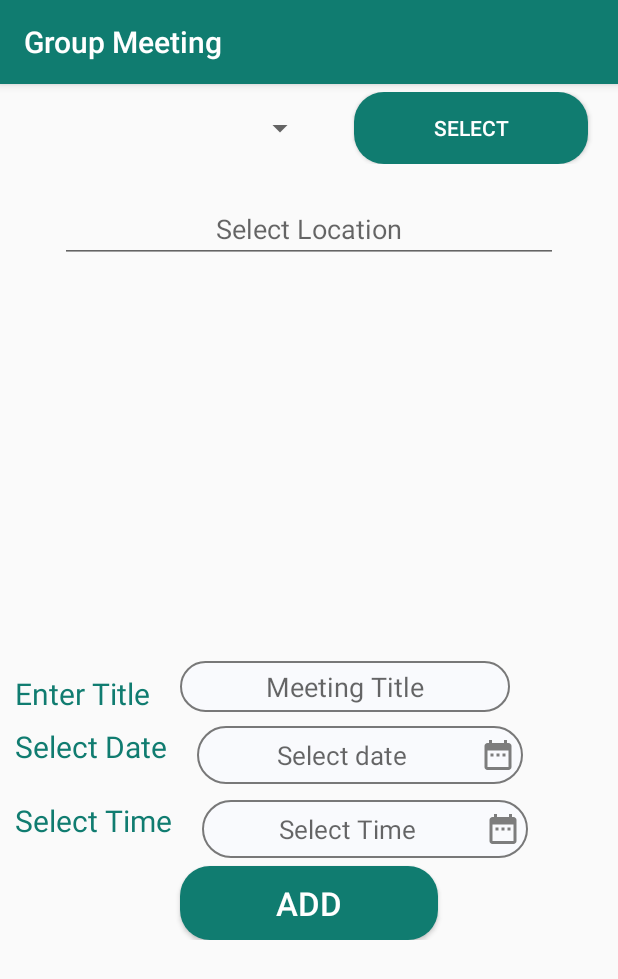
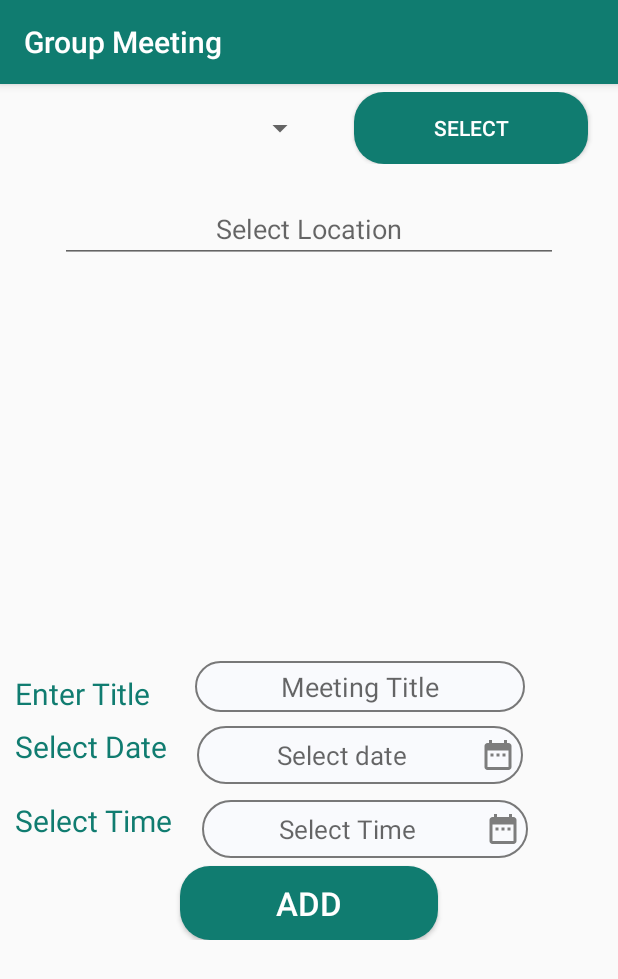
Before and after one commit to tech-deets/LocationTracker, an Android app: the GroupMeetingActivity screen opened directly, with no data from a screen before it, on a phone screen of 412 x 824 dp. Shown: the top 979 px of the screen. Run offline under Robolectric (Android 15) with nearby library versions, the phone set to English and light mode, and no system bars.

Commit message:
design GROUP MEETING

```diff
--- a/app/src/main/res/layout/activity_group_meeting.xml
+++ b/app/src/main/res/layout/activity_group_meeting.xml
@@ -84,13 +84,14 @@
             android:layout_marginVertical="5dp"
             android:layout_marginHorizontal="10dp"
             />
+
         <EditText
             android:layout_width="220dp"
             android:layout_height="wrap_content"
-            android:hint="Meeting Title"
+            android:layout_marginLeft="20dp"
+            android:background="@drawable/edittext_disable_theme"
             android:gravity="center"
-            android:layout_marginLeft="10dp"
-            android:background="@drawable/edittext_disable_theme"/>
+            android:hint="Meeting Title" />
     </LinearLayout>
 
     <LinearLayout
```
